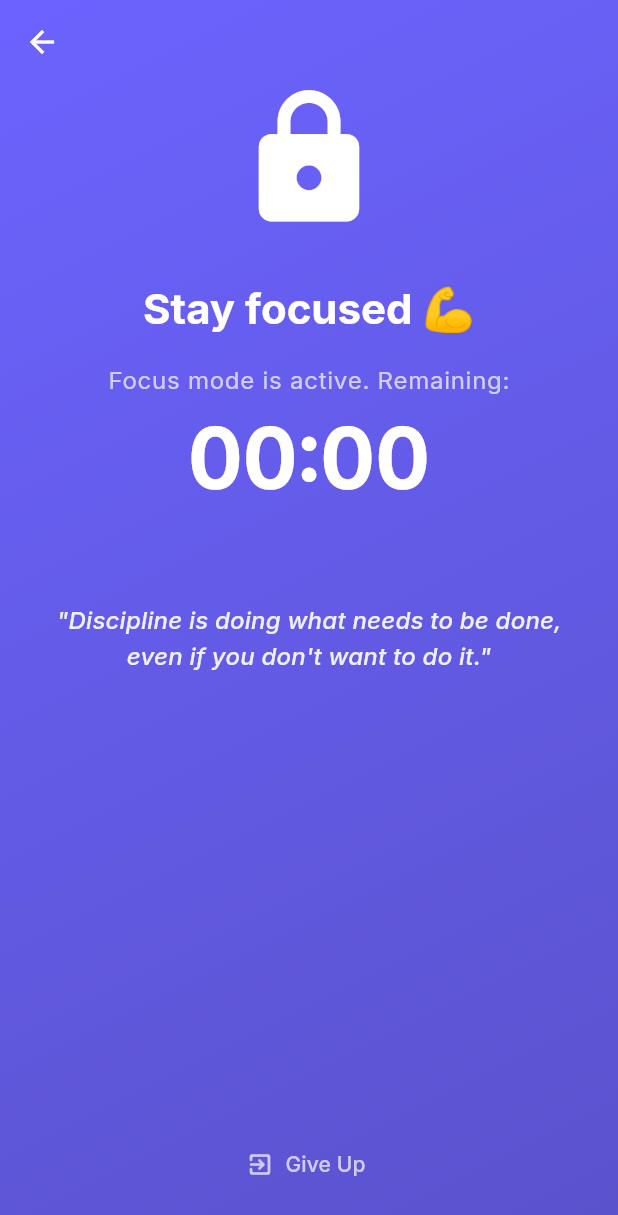
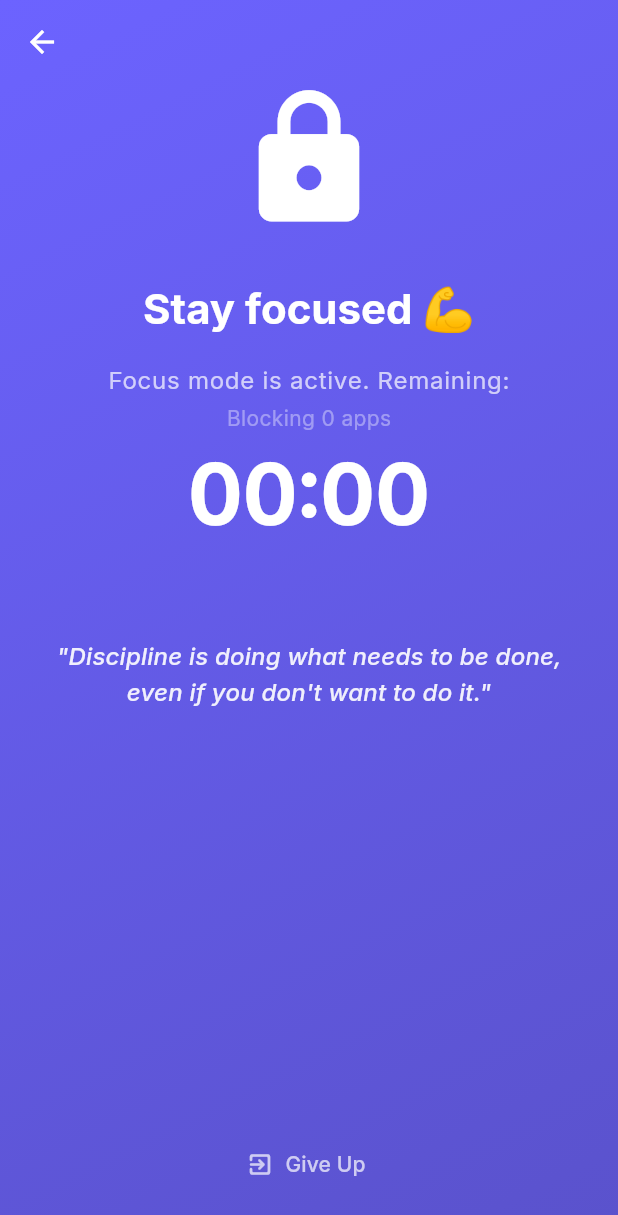
Before and after one commit to AddEmma/FOCUS-APP, a Flutter app: the FocusActiveScreen screen opened by its route, after a tap on "Give Up", on a phone screen of 412 x 824 dp. Shown: the top 1215 px of the screen. Run offline on Flutter 3.47's test engine with Material 3 defaults, Android fonts, the phone set to English and light mode, and no system bars; drawn by our look-alikes of flutter_animate; our stand-ins replace fl_chart, flutter_riverpod, go_router, google_fonts, shared_preferences; accounts and stored records are empty.

Commit message:
Fix App Blocking: Corrected semantics, improved overlay navigation, and added real-time monitoring

```diff
--- a/lib/core/constants/app_strings.dart
+++ b/lib/core/constants/app_strings.dart
@@ -7,9 +7,9 @@ class AppStrings {
   static const String onboardingTitle1 = 'Too many distractions?';
   static const String onboardingBody1 =
       'Social media and games are designed to keep you hooked. Break free from the cycle.';
-  static const String onboardingTitle2 = 'Allow apps. Stay focused.';
+  static const String onboardingTitle2 = 'Block distracting apps.';
   static const String onboardingBody2 =
-      'Select apps you need for focus. Everything else will be blocked.';
+      'Select apps you want to block during focus sessions.';
   static const String onboardingTitle3 = 'Build focus habits.';
   static const String onboardingBody3 =
       'Track your progress, build streaks, and reclaim thousands of hours.';
@@ -37,14 +37,16 @@ class AppStrings {
   static const String cardFocusTime = 'Focus Time';
   static const String cardStreak = 'Current Streak';
   static const String cardBlocked = 'Sessions Completed';
+  static const String cardAttempts = 'Distractions Blocked';
   static const String startFocus = 'Start Focus';
   static const String viewUsage = 'View Usage';
 
   // App Selection
-  static const String selectAppsTitle = 'Apps for Focus';
-  static const String selectAppsSubtitle = 'Choose apps you want to allow';
-  static const String searchApps = 'Search apps...';
+  static const String selectAppsTitle = 'Block Apps';
+  static const String selectAppsSubtitle = 'Choose apps you want to block';
+  static const String searchApps = 'Search apps to block...';
   static const String continueBtn = 'Continue';
+  static const String blockAppsBtn = 'Block Apps';
 
   // Focus Setup
   static const String setFocusTitle = 'Set Focus Time';
@@ -56,6 +58,8 @@ class AppStrings {
   // Focus Active
   static const String focusShieldTitle = 'Stay focused 💪';
   static const String focusShieldBody = 'Focus mode is active. Remaining:';
+  static const String blockingCountBody = 'Blocking %d apps';
+  static const String attemptsBody = '%d distractions blocked';
   static const String emergencyCall = 'Emergency Call';
 
   // Navigation
--- a/lib/features/focus/focus_active_screen.dart
+++ b/lib/features/focus/focus_active_screen.dart
@@ -101,6 +101,40 @@ class FocusActiveScreen extends ConsumerWidget {
                     context,
                   ).textTheme.bodyLarge?.copyWith(color: Colors.white70),
                 ),
+                const SizedBox(height: AppTheme.spacingXS),
+                Text(
+                  AppStrings.blockingCountBody.replaceAll(
+                    '%d',
+                    focusSession.blockedApps.length.toString(),
+                  ),
+                  style: Theme.of(
+                    context,
+                  ).textTheme.bodyMedium?.copyWith(color: Colors.white38),
+                ),
+                if (focusSession.blockedAttempts > 0)
+                  Padding(
+                    padding: const EdgeInsets.only(top: 8.0),
+                    child: Container(
+                      padding: const EdgeInsets.symmetric(
+                        horizontal: 12,
+                        vertical: 6,
+                      ),
+                      decoration: BoxDecoration(
+                        color: Colors.white.withOpacity(0.1),
+                        borderRadius: BorderRadius.circular(20),
+                      ),
+                      child: Text(
+                        AppStrings.attemptsBody.replaceAll(
+                          '%d',
+                          focusSession.blockedAttempts.toString(),
+                        ),
+                        style: const TextStyle(
+                          color: AppTheme.error,
+                          fontWeight: FontWeight.bold,
+                        ),
+                      ),
+                    ),
+                  ).animate().scale(),
                 const SizedBox(height: AppTheme.spacingS),
                 Text(
                   _formatTime(focusSession.remainingSeconds),
--- a/lib/features/focus/providers/focus_provider.dart
+++ b/lib/features/focus/providers/focus_provider.dart
@@ -13,7 +13,8 @@ class FocusSession {
   final bool isStrict;
   final DateTime? startTime;
   final DateTime? endTime;
-  final List<String> allowedApps;
+  final List<String> blockedApps;
+  final int blockedAttempts;
 
   const FocusSession({
     this.status = FocusStatus.idle,
@@ -22,7 +23,8 @@ class FocusSession {
     this.isStrict = false,
     this.startTime,
     this.endTime,
-    this.allowedApps = const [],
+    this.blockedApps = const [],
+    this.blockedAttempts = 0,
   });
 
   FocusSession copyWith({
@@ -32,7 +34,8 @@ class FocusSession {
     bool? isStrict,
     DateTime? startTime,
     DateTime? endTime,
-    List<String>? allowedApps,
+    List<String>? blockedApps,
+    int? blockedAttempts,
   }) {
     return FocusSession(
       status: status ?? this.status,
@@ -41,19 +44,52 @@ class FocusSession {
       isStrict: isStrict ?? this.isStrict,
       startTime: startTime ?? this.startTime,
       endTime: endTime ?? this.endTime,
-      allowedApps: allowedApps ?? this.allowedApps,
+      blockedApps: blockedApps ?? this.blockedApps,
+      blockedAttempts: blockedAttempts ?? this.blockedAttempts,
     );
   }
 }
 
 class FocusNotifier extends StateNotifier<FocusSession> {
   Timer? _timer;
+  StreamSubscription? _eventSubscription;
   final BlockingService _blockingService;
   final Set<String> _selectedApps;
   final StatsNotifier _statsNotifier;
 
   FocusNotifier(this._blockingService, this._selectedApps, this._statsNotifier)
-    : super(const FocusSession());
+    : super(const FocusSession()) {
+    _checkActiveSession();
+  }
+
+  Future<void> _checkActiveSession() async {
+    final status = await _blockingService.getBlockingStatus();
+    if (status['isActive'] == true) {
+      final endTimeMillis = status['endTimeMillis'] as int;
+      final endTime = DateTime.fromMillisecondsSinceEpoch(endTimeMillis);
+      final now = DateTime.now();
+
+      if (endTime.isAfter(now)) {
+        final remainingSeconds = endTime.difference(now).inSeconds;
+        final blockedApps =
+            (status['blockedApps'] as List?)?.cast<String>() ?? [];
+        final attempts = status['blockedAttempts'] as int? ?? 0;
+
+        state = FocusSession(
+          status: FocusStatus.active,
+          durationSeconds:
+              remainingSeconds, // Approximation for restored session
+          remainingSeconds: remainingSeconds,
+          endTime: endTime,
+          blockedApps: blockedApps,
+          blockedAttempts: attempts,
+          isStrict: true, // Assume strict if recovered context likely lost
+        );
+        _startTimer();
+        _subscribeToEvents();
+      }
+    }
+  }
 
   Future<void> startSession(int durationMinutes, bool isStrict) async {
     if (state.status == FocusStatus.active) return;
@@ -61,7 +97,7 @@ class FocusNotifier extends StateNotifier<FocusSession> {
     final durationSeconds = durationMinutes * 60;
     final now = DateTime.now();
     final endTime = now.add(Duration(seconds: durationSeconds));
-    final allowedAppsList = _selectedApps.toList();
+    final appsToBlock = _selectedApps.toList();
 
     state = FocusSession(
       status: FocusStatus.active,
@@ -70,15 +106,22 @@ class FocusNotifier extends StateNotifier<FocusSession> {
       isStrict: isStrict,
       startTime: now,
       endTime: endTime,
-      allowedApps: allowedAppsList,
+      blockedApps: appsToBlock,
+      blockedAttempts: 0,
     );
 
     // Start native app focus mode
     await _blockingService.startBlocking(
-      allowedApps: allowedAppsList,
+      blockedApps: appsToBlock,
       endTime: endTime,
     );
 
+    _startTimer();
+    _subscribeToEvents();
+  }
+
+  void _startTimer() {
+    _timer?.cancel();
     _timer = Timer.periodic(const Duration(seconds: 1), (timer) {
       if (state.remainingSeconds > 0) {
         state = state.copyWith(remainingSeconds: state.remainingSeconds - 1);
@@ -88,8 +131,21 @@ class FocusNotifier extends StateNotifier<FocusSession> {
     });
   }
 
+  void _subscribeToEvents() {
+    _eventSubscription?.cancel();
+    _eventSubscription = _blockingService.blockingEventsStream.listen((event) {
+      if (event is Map) {
+        if (event['event'] == 'blocked_attempt') {
+          final attempts = event['totalAttempts'] as int;
+          state = state.copyWith(blockedAttempts: attempts);
+        }
+      }
+    });
+  }
+
   Future<void> completeSession() async {
     _timer?.cancel();
+    _eventSubscription?.cancel();
     await _blockingService.stopBlocking();
 
     // Log the session
@@ -100,13 +156,12 @@ class FocusNotifier extends StateNotifier<FocusSession> {
 
   Future<void> cancelSession() async {
     if (state.isStrict) return; // Cannot cancel in strict mode
-    _timer?.cancel();
-    await _blockingService.stopBlocking();
-    state = const FocusSession(status: FocusStatus.idle);
+    await reset();
   }
 
   Future<void> reset() async {
     _timer?.cancel();
+    _eventSubscription?.cancel();
     await _blockingService.stopBlocking();
     state = const FocusSession(status: FocusStatus.idle);
   }
@@ -114,7 +169,8 @@ class FocusNotifier extends StateNotifier<FocusSession> {
   @override
   void dispose() {
     _timer?.cancel();
-    _blockingService.stopBlocking();
+    _eventSubscription?.cancel();
+    // _blockingService.stopBlocking(); // Don't stop native service on dispose, keeps running in background
     super.dispose();
   }
 }
--- a/lib/features/focus/services/blocking_service.dart
+++ b/lib/features/focus/services/blocking_service.dart
@@ -3,15 +3,18 @@ import 'package:flutter/services.dart';
 /// Service for communicating with native Android app blocking functionality
 class BlockingService {
   static const _channel = MethodChannel('com.example.add_focus_app/blocking');
+  static const _eventChannel = EventChannel(
+    'com.example.add_focus_app/blocking_events',
+  );
 
-  /// Starts focus mode for the specified apps until the end time
+  /// Starts focus mode for the specified apps (to BLOCK) until the end time
   Future<bool> startBlocking({
-    required List<String> allowedApps,
+    required List<String> blockedApps,
     required DateTime endTime,
   }) async {
     try {
       await _channel.invokeMethod('startBlocking', {
-        'blockedApps': allowedApps,
+        'blockedApps': blockedApps,
         'endTimeMillis': endTime.millisecondsSinceEpoch,
       });
       return true;
@@ -39,6 +42,21 @@ class BlockingService {
     } on PlatformException {
       return false;
     }
+  }
+
+  /// Gets full status of blocking service
+  Future<Map<String, dynamic>> getBlockingStatus() async {
+    try {
+      final result = await _channel.invokeMethod('getBlockingStatus');
+      return Map<String, dynamic>.from(result ?? {});
+    } on PlatformException {
+      return {};
+    }
+  }
+
+  /// Stream of blocking events (attempts, etc.)
+  Stream<dynamic> get blockingEventsStream {
+    return _eventChannel.receiveBroadcastStream();
   }
 
   /// Checks if the app has usage stats permission
```
Also changed, not shown: lib/features/apps/app_selection_screen.dart (+12 -9 lines), lib/features/home/home_screen.dart (+26 -4 lines).
